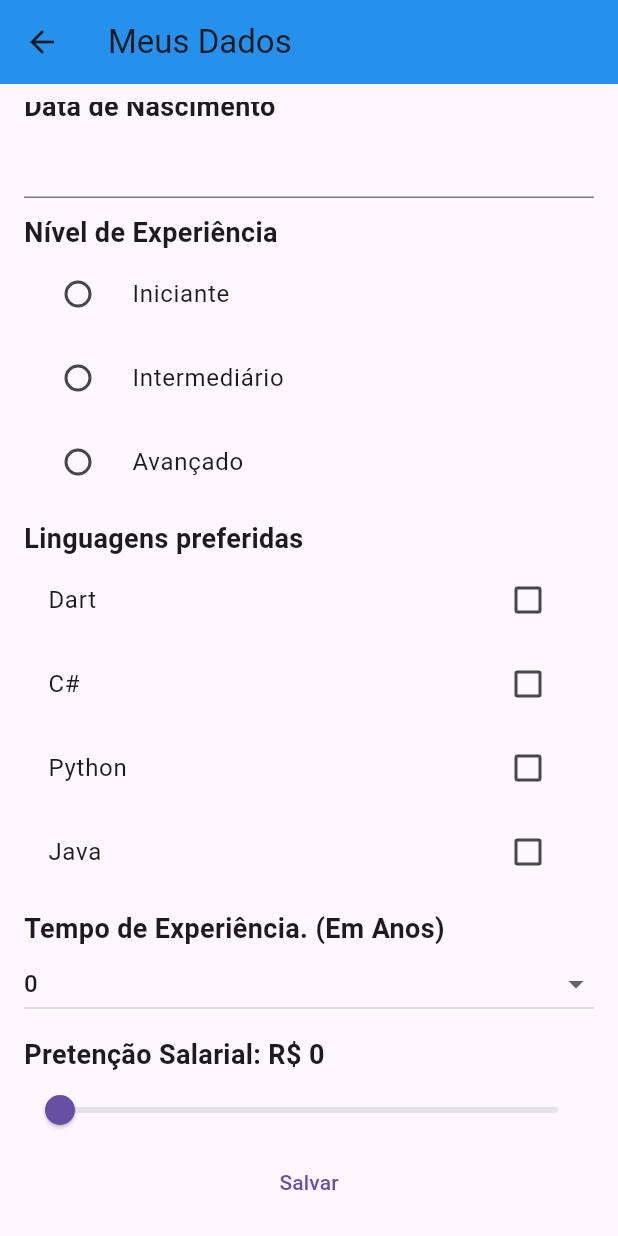
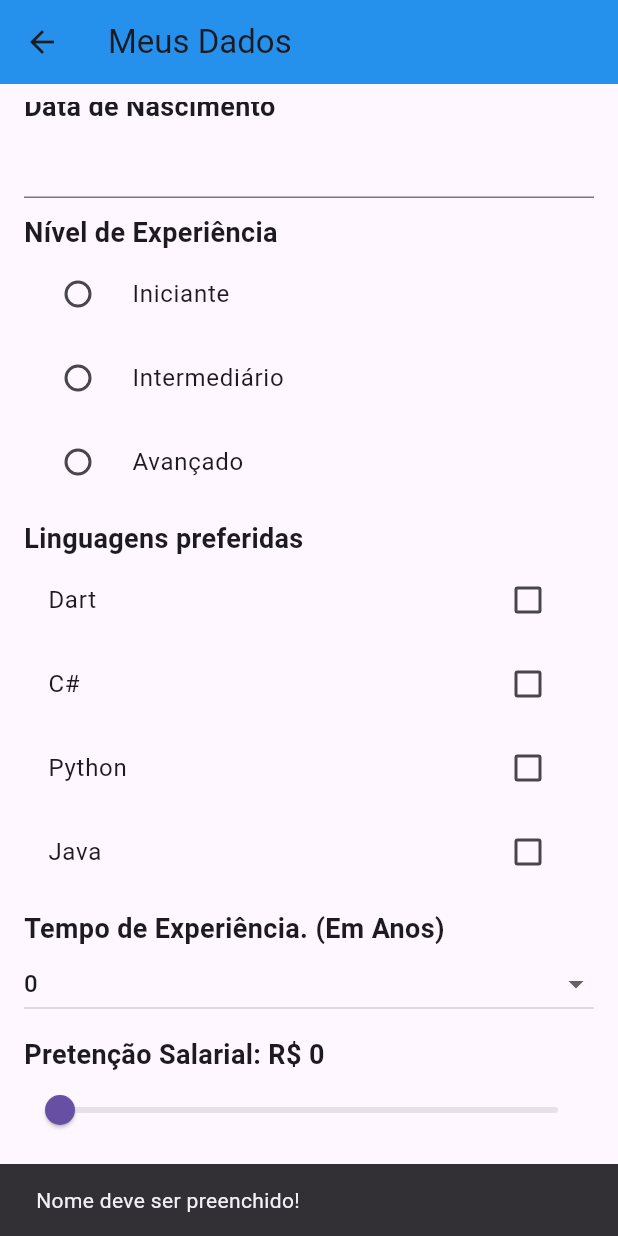
Before and after one commit to leofsousa/flutter-project-dio, a Flutter app: the DadosCadastraisPage screen opened directly, scrolled down 104 dp, after a tap on "Salvar", on a phone screen of 412 x 824 dp. Run offline on Flutter 3.47's test engine with Material 3 defaults, Android fonts, the phone set to English and light mode, and no system bars; network calls fail.

Commit message:
guardando informações

```diff
--- a/flutter_apk_1/lib/pages/dados_cadastrais.dart
+++ b/flutter_apk_1/lib/pages/dados_cadastrais.dart
@@ -23,6 +23,8 @@ class _DadosCadastraisPageState extends State<DadosCadastraisPage> {
   double salarioEscolhido = 0;
   int tempoExperiencia = 0;
 
+  bool salvando = false;
+
   @override
   void initState() {
     niveis = nivelRepository.retornaNiveis();
@@ -46,7 +48,9 @@ class _DadosCadastraisPageState extends State<DadosCadastraisPage> {
       ),
       body: Padding(
         padding: const EdgeInsets.symmetric(vertical: 12, horizontal: 16),
-        child: ListView(
+        child: salvando
+            ? const Center(child: CircularProgressIndicator())
+            : ListView(
                 children: [
                   const TextLabel(texto: "Nome"),
                   TextField(
@@ -79,7 +83,6 @@ class _DadosCadastraisPageState extends State<DadosCadastraisPage> {
                             value: nivel.toString(),
                             groupValue: nivelSelecionado,
                             onChanged: (value) {
-                        print(value);
                               setState(() {
                                 nivelSelecionado = value.toString();
                               });
@@ -129,12 +132,53 @@ class _DadosCadastraisPageState extends State<DadosCadastraisPage> {
                       }),
                   TextButton(
                       onPressed: () {
-                  print(nomeController.text);
-                  print(dataNacimento);
-                  print(nivelSelecionado);
-                  print(linguagensSelecionadas);
-                  print(tempoExperiencia);
-                  print(salarioEscolhido.round());
+                        setState(() {
+                          salvando = false;
+                        });
+                        if (nomeController.text.trim().length < 3) {
+                          ScaffoldMessenger.of(context).showSnackBar(
+                              const SnackBar(
+                                  content: Text("Nome deve ser preenchido!")));
+                          return;
+                        }
+                        if (dataNacimento == null) {
+                          ScaffoldMessenger.of(context).showSnackBar(
+                              const SnackBar(
+                                  content:
+                                      Text("Data de Nascimento inválida!")));
+                          return;
+                        }
+                        if (nivelSelecionado.trim() == '') {
+                          ScaffoldMessenger.of(context).showSnackBar(
+                              const SnackBar(
+                                  content:
+                                      Text("O nível deve ser selecionado!")));
+                          return;
+                        }
+                        if (linguagensSelecionadas.isEmpty) {
+                          ScaffoldMessenger.of(context).showSnackBar(const SnackBar(
+                              content: Text(
+                                  "Deve ser selecionado ao menos uma linguagem!")));
+                          return;
+                        }
+                        if (salarioEscolhido == 0) {
+                          ScaffoldMessenger.of(context).showSnackBar(const SnackBar(
+                              content: Text(
+                                  "A pretenção salarial deve ser maior que R\$0")));
+                          return;
+                        }
+                        setState(() {
+                          salvando = true;
+                        });
+                        Future.delayed(const Duration(seconds: 3), () {
+                          ScaffoldMessenger.of(context).showSnackBar(
+                              const SnackBar(
+                                  content: Text("Dados Salvos com sucesso!")));
+                          setState(() {
+                            salvando = false;
+                          });
+                          Navigator.pop(context);
+                        });
                       },
                       child: const Text("Salvar"))
                 ],
```
Lines whose indentation alone changed are shown as unchanged.
